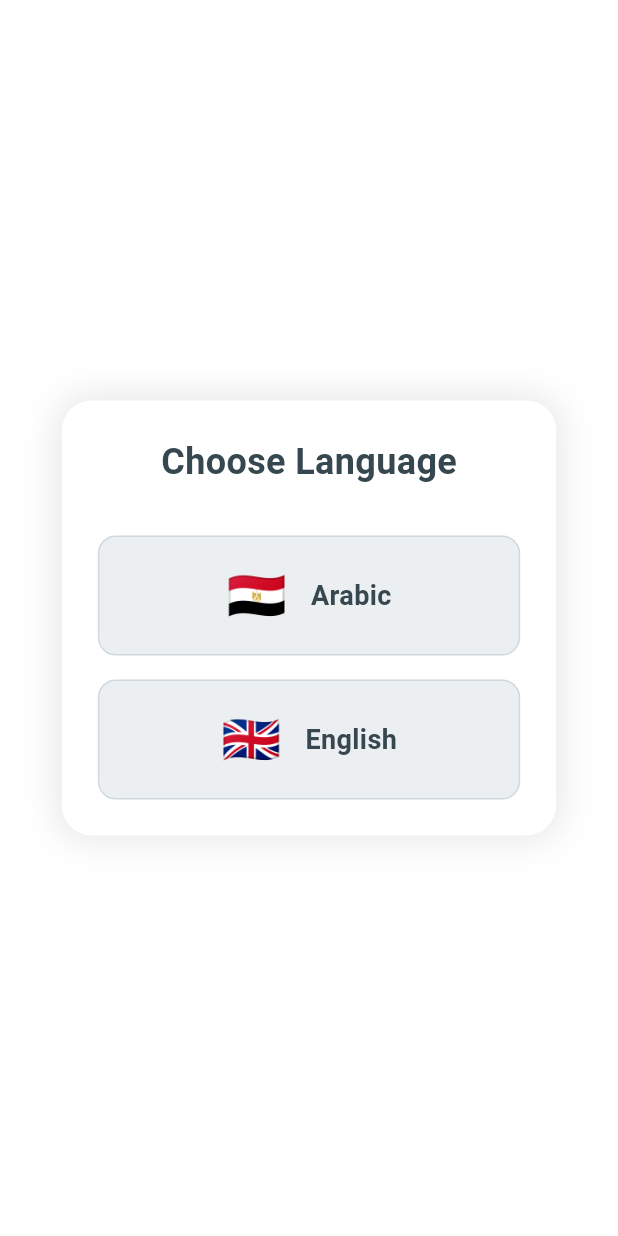
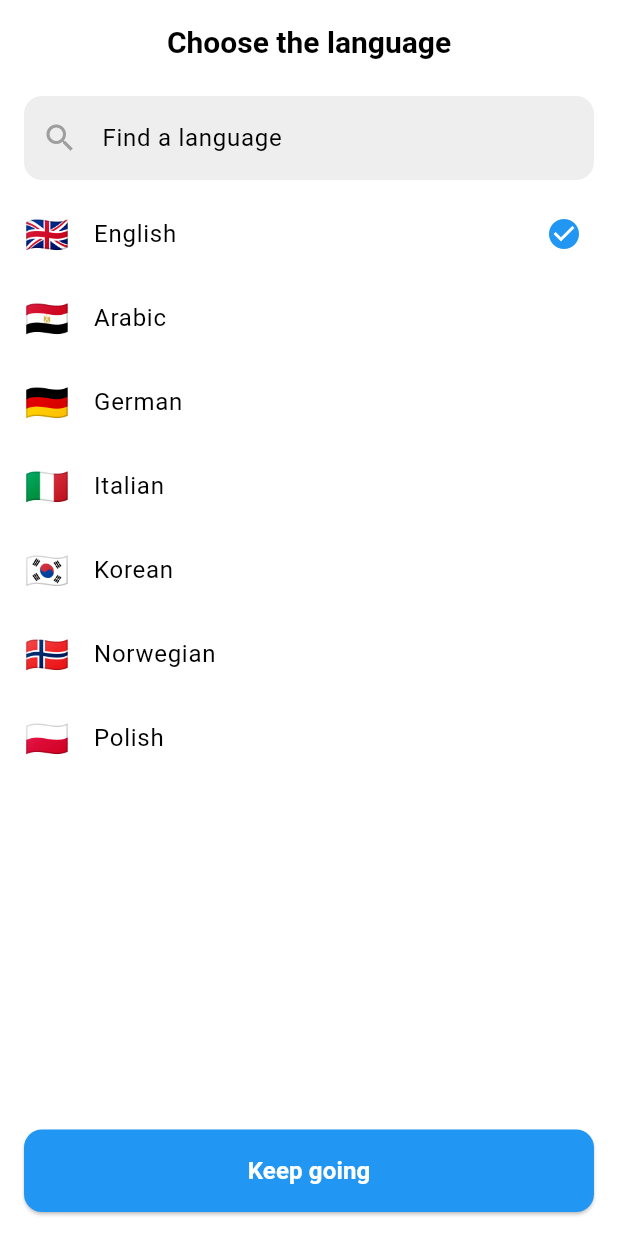
Before and after one commit to SamehKalash/CustomsX, a Flutter app: the screen it shows after launch, on a phone screen of 412 x 824 dp. Run offline on Flutter 3.47's test engine with Material 3 defaults, Android fonts, the phone set to English and light mode, and no system bars; our stand-ins replace cloud_firestore, firebase_core, image_picker, shared_preferences; accounts and stored records are empty.

Commit message:
Some UI bug fixes, choose launguage screen updated

```diff
--- a/lib/screens/chooselang.dart
+++ b/lib/screens/chooselang.dart
@@ -1,90 +1,127 @@
 import 'package:flutter/material.dart';
 
-class LanguageSelector extends StatelessWidget {
+class LanguageSelector extends StatefulWidget {
   const LanguageSelector({super.key});
 
   @override
+  State<LanguageSelector> createState() => _LanguageSelectorState();
+}
+
+class _LanguageSelectorState extends State<LanguageSelector> {
+  final List<Map<String, String>> _languages = [
+    {'flag': '🇬🇧', 'name': 'English'},
+    {'flag': '🇪🇬', 'name': 'Arabic'},
+    {'flag': '🇩🇪', 'name': 'German'},
+    {'flag': '🇮🇹', 'name': 'Italian'},
+    {'flag': '🇰🇷', 'name': 'Korean'},
+    {'flag': '🇳🇴', 'name': 'Norwegian'},
+    {'flag': '🇵🇱', 'name': 'Polish'},
+  ];
+
+  String _selectedLanguage = 'English';
+  String _searchQuery = '';
+
+  @override
   Widget build(BuildContext context) {
+    final filteredLanguages = _languages
+        .where((lang) =>
+            lang['name']!.toLowerCase().contains(_searchQuery.toLowerCase()))
+        .toList();
+
     return Scaffold(
-      body: Center(
-        child: Container(
-          width: MediaQuery.of(context).size.width * 0.8,
-          padding: const EdgeInsets.all(24),
-          decoration: BoxDecoration(
-            color: Colors.white,
-            borderRadius: BorderRadius.circular(20),
-            boxShadow: [
-              BoxShadow(
-                color: Colors.black.withOpacity(0.1),
-                blurRadius: 20,
-                spreadRadius: 2,
-              ),
-            ],
-          ),
-          child: Column(
-            mainAxisSize: MainAxisSize.min,
-            children: [
-              Text(
-                'Choose Language',
+      backgroundColor: Colors.white,
+      appBar: AppBar(
+        backgroundColor: Colors.white,
+        elevation: 0,
+        centerTitle: true,
+        title: const Text(
+          'Choose the language',
           style: TextStyle(
-                  fontSize: 24,
+            fontSize: 20,
             fontWeight: FontWeight.bold,
-                  color: Colors.blueGrey[800],
-                ),
-              ),
-              const SizedBox(height: 32),
-              _buildLanguageCard(
-                context,
-                flag: '🇪🇬',
-                language: 'Arabic',
-                onTap: () => Navigator.pushReplacementNamed(context, '/splash'),
-              ),
-              const SizedBox(height: 16),
-              _buildLanguageCard(
-                context,
-                flag: '🇬🇧',
-                language: 'English',
-                onTap: () => Navigator.pushReplacementNamed(context, '/splash'),
-              ),
-            ],
+            color: Colors.black,
           ),
         ),
       ),
+      body: Column(
+        children: [
+          // Search Bar
+          Padding(
+            padding: const EdgeInsets.symmetric(horizontal: 16, vertical: 8),
+            child: TextField(
+              onChanged: (value) {
+                setState(() {
+                  _searchQuery = value;
+                });
+              },
+              decoration: InputDecoration(
+                hintText: 'Find a language',
+                prefixIcon: const Icon(Icons.search, color: Colors.grey),
+                filled: true,
+                fillColor: Colors.grey[200],
+                border: OutlineInputBorder(
+                  borderRadius: BorderRadius.circular(12),
+                  borderSide: BorderSide.none,
+                ),
+              ),
+            ),
+          ),
+
+          // Language List
+          Expanded(
+            child: ListView.builder(
+              itemCount: filteredLanguages.length,
+              itemBuilder: (context, index) {
+                final language = filteredLanguages[index];
+                return ListTile(
+                  leading: Text(
+                    language['flag']!,
+                    style: const TextStyle(fontSize: 24),
+                  ),
+                  title: Text(
+                    language['name']!,
+                    style: const TextStyle(fontSize: 16),
+                  ),
+                  trailing: _selectedLanguage == language['name']
+                      ? const Icon(Icons.check_circle, color: Colors.blue)
+                      : null,
+                  onTap: () {
+                    setState(() {
+                      _selectedLanguage = language['name']!;
+                    });
+                  },
                 );
-  }
+              },
+            ),
+          ),
 
-  Widget _buildLanguageCard(
-    BuildContext context, {
-    required String flag,
-    required String language,
-    required VoidCallback onTap,
-  }) {
-    return InkWell(
-      onTap: onTap,
+          // Continue Button
+          Padding(
+            padding: const EdgeInsets.all(16),
+            child: ElevatedButton(
+              onPressed: () {
+                Navigator.pushReplacementNamed(context, '/splash');
+              },
+              style: ElevatedButton.styleFrom(
+                backgroundColor: Colors.blue,
+                shape: RoundedRectangleBorder(
                   borderRadius: BorderRadius.circular(12),
-      child: Container(
-        padding: const EdgeInsets.all(16),
-        decoration: BoxDecoration(
-          color: Colors.blueGrey[50],
-          borderRadius: BorderRadius.circular(12),
-          border: Border.all(color: Colors.blueGrey[100]!),
                 ),
-        child: Row(
-          mainAxisAlignment: MainAxisAlignment.center,
-          children: [
-            Text(flag, style: const TextStyle(fontSize: 32)),
-            const SizedBox(width: 16),
-            Text(
-              language,
+                padding: const EdgeInsets.symmetric(vertical: 16),
+                minimumSize: const Size(double.infinity, 50),
+              ),
+              child: const Text(
+                'Keep going',
                 style: TextStyle(
-                fontSize: 18,
-                fontWeight: FontWeight.w600,
-                color: Colors.blueGrey[800],
+                  fontSize: 16,
+                  fontWeight: FontWeight.bold,
+                  color: Colors.white,
+                ),
+              ),
             ),
           ),
         ],
       ),
-      ),
     );
   }
 }
--- a/lib/widgets/status_card.dart
+++ b/lib/widgets/status_card.dart
@@ -8,7 +8,8 @@ class StatusCard extends StatelessWidget {
   final int alertLevel; // 0 = normal, 1 = warning, 2 = alert
   final VoidCallback? onTap;
   final bool showChevron; // New parameter to control chevron visibility
-  final double borderRadius; // New parameter for customizable border radius
+  final double borderRadius;
+  final bool isDarkMode;
 
   const StatusCard({
     super.key,
@@ -16,6 +17,7 @@ class StatusCard extends StatelessWidget {
     required this.title,
     required this.value,
     required this.subText,
+    required this.isDarkMode,
     this.alertLevel = 0,
     this.onTap,
     this.showChevron = true, // Default to true
```
Also changed, not shown: lib/screens/dashboard.dart (+60 -27 lines), lib/screens/profile_screen.dart (+70 -21 lines), 4 other files. Lines whose indentation alone changed are shown as unchanged.
